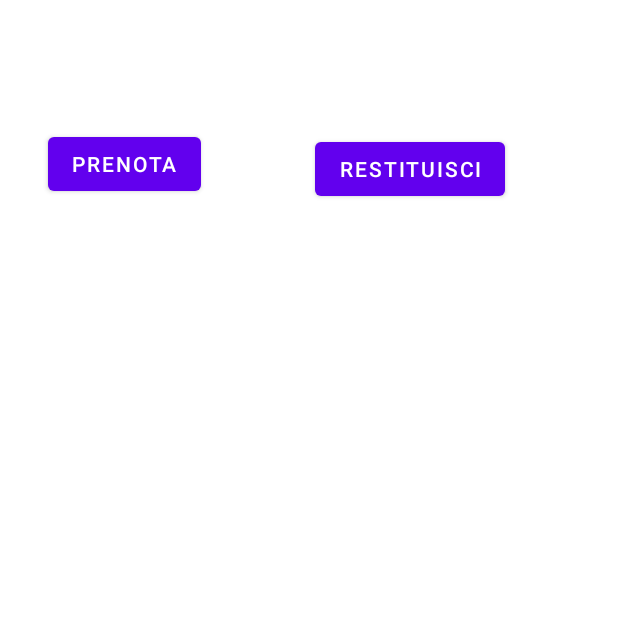
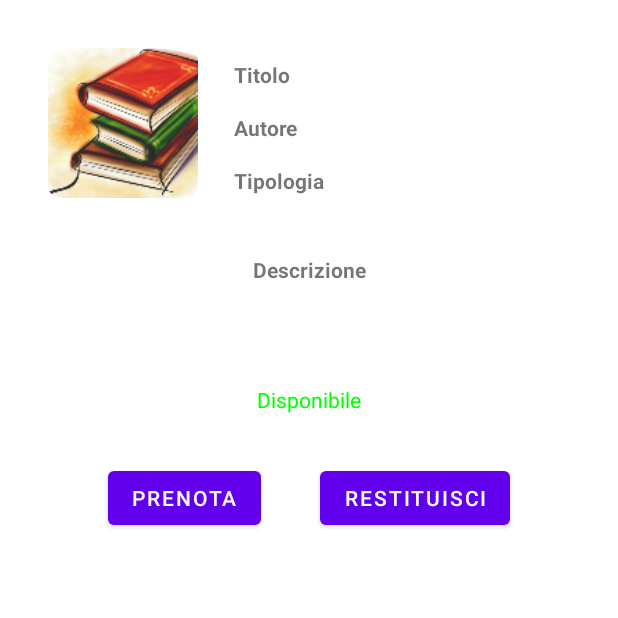
Before and after one commit to asarzisartori/Fabulous-Library, an Android app: the ProductWindowLoggedActivity screen opened directly, with no data from a screen before it, on a phone screen of 412 x 824 dp, the top half of it. Run offline under Robolectric (Android 15) with nearby library versions, the phone set to English and light mode, and no system bars; our stand-ins replace Firebase (no records; nobody signed in at launch, a user with empty details on screens opened directly); 2 statements that could not run were skipped.

Commit message:
Versione 1.0.19 (Aggiunto spinner, grafica e prenotazioni)

```diff
--- a/app/src/main/java/com/example/librapp/Item.kt
+++ b/app/src/main/java/com/example/librapp/Item.kt
@@ -7,5 +7,4 @@ data class Item(val titolo: String, val autore: String, val genere: String, val
         return "Item(titolo='$titolo', autore='$autore', genere='$genere', tipologia='$tipologia', descrizione='$descrizione', prenotato='$prenotato', user='$user')"
     }
 
-
 }
--- a/app/src/main/java/com/example/librapp/ProductWindowLoggedActivity.kt
+++ b/app/src/main/java/com/example/librapp/ProductWindowLoggedActivity.kt
@@ -1,5 +1,6 @@
 package com.example.librapp
 
+import android.graphics.Color
 import androidx.appcompat.app.AppCompatActivity
 import android.os.Bundle
 import android.widget.Button
@@ -19,15 +20,29 @@ class ProductWindowLoggedActivity : AppCompatActivity() {
         val dataTitolo = intent.getStringExtra("Titolo").toString()
         val uid = FirebaseAuth.getInstance().currentUser?.uid.toString()
         val dataTipologia = intent.getStringExtra("Tipologia").toString()
-        FirebaseDatabase.getInstance().getReference("Item").child(dataTipologia).child(dataTitolo).addValueEventListener(object :
-            ValueEventListener {
+        FirebaseDatabase.getInstance().getReference("Item").child(dataTipologia).child(dataTitolo).addValueEventListener(object : ValueEventListener {
             override fun onDataChange(snapshot: DataSnapshot) {
                 val i = snapshot.getValue(Item::class.java)
                 val titolo = i?.titolo
                 val autore = i?.autore
                 val tipologia = i?.tipologia
                 val descrizione = i?.descrizione
-                val prenotato = i?.prenotato
+                var prenotato_state = ""
+
+                if ((i?.prenotato).equals("True")) {
+                    prenotato_state = "Non disponibile"
+                }  else {
+                    prenotato_state = "Disponibile"
+                }
+
+                val check = findViewById<TextView>(R.id.textView_State)
+                check.text = prenotato_state
+                if (prenotato_state.equals("Non disponibile")) {
+                    check.setTextColor(Color.RED)
+                } else {
+                    check.setTextColor(Color.GREEN)
+                }
+
                 findViewById<TextView>(R.id.TV_Titolo).text = titolo
                 findViewById<TextView>(R.id.TV_Autore).text = autore
                 findViewById<TextView>(R.id.TV_Tipologia).text = tipologia
@@ -37,8 +52,9 @@ class ProductWindowLoggedActivity : AppCompatActivity() {
             override fun onCancelled(error: DatabaseError) { }
 
         })
+
         findViewById<Button>(R.id.button_Prenota).setOnClickListener {
-            FirebaseDatabase.getInstance().getReference("Item").child(dataTipologia).child(dataTitolo).addListenerForSingleValueEvent(object: ValueEventListener{
+            FirebaseDatabase.getInstance().getReference("Item").child(dataTipologia).child(dataTitolo).addListenerForSingleValueEvent(object: ValueEventListener {
                 override fun onDataChange(snapshot: DataSnapshot) {
                     val itemprenotato = snapshot.getValue(Item::class.java)
                     val prenotato = itemprenotato?.prenotato.toString()
@@ -50,7 +66,6 @@ class ProductWindowLoggedActivity : AppCompatActivity() {
                         Toast.makeText(applicationContext, "Prenotazione effettuata", Toast.LENGTH_SHORT).show()
 
                     } else {
-
                         Toast.makeText(applicationContext, "Item non disponibile", Toast.LENGTH_SHORT).show()
                     }
                 }
@@ -72,7 +87,6 @@ class ProductWindowLoggedActivity : AppCompatActivity() {
                         Toast.makeText(applicationContext, "Restituzione effettuata", Toast.LENGTH_SHORT).show()
 
                     } else {
-
                         Toast.makeText(applicationContext, "Item non in possesso", Toast.LENGTH_SHORT).show()
                     }
                 }
@@ -84,6 +98,5 @@ class ProductWindowLoggedActivity : AppCompatActivity() {
             })
         }
 
-
     }
 }
--- a/app/src/main/res/layout/activity_product_window_logged.xml
+++ b/app/src/main/res/layout/activity_product_window_logged.xml
@@ -4,68 +4,123 @@
     xmlns:tools="http://schemas.android.com/tools"
     android:layout_width="match_parent"
     android:layout_height="match_parent"
+    android:padding="32dp"
     tools:context=".ProductWindowLoggedActivity">
 
     <TextView
         android:id="@+id/TV_Titolo"
         android:layout_width="wrap_content"
         android:layout_height="wrap_content"
-        android:text="TextView"
-        app:layout_constraintEnd_toEndOf="parent"
-        app:layout_constraintStart_toStartOf="parent"
-        app:layout_constraintTop_toTopOf="parent" />
+        android:layout_marginEnd="16dp"
+        app:layout_constraintBaseline_toBaselineOf="@+id/textView7"
+        app:layout_constraintEnd_toEndOf="parent" />
 
     <TextView
         android:id="@+id/TV_Autore"
         android:layout_width="wrap_content"
         android:layout_height="wrap_content"
-        android:text="TextView"
-        app:layout_constraintEnd_toEndOf="parent"
-        app:layout_constraintHorizontal_bias="0.575"
-        app:layout_constraintStart_toStartOf="parent"
-        app:layout_constraintTop_toBottomOf="@+id/TV_Titolo" />
+        android:layout_marginEnd="16dp"
+        app:layout_constraintBaseline_toBaselineOf="@+id/textView8"
+        app:layout_constraintEnd_toEndOf="parent" />
 
     <TextView
         android:id="@+id/TV_Tipologia"
         android:layout_width="wrap_content"
         android:layout_height="wrap_content"
-        android:text="TextView"
-        app:layout_constraintEnd_toEndOf="parent"
-        app:layout_constraintHorizontal_bias="0.575"
-        app:layout_constraintStart_toStartOf="parent"
-        app:layout_constraintTop_toBottomOf="@+id/TV_Autore" />
+        android:layout_marginEnd="16dp"
+        app:layout_constraintBaseline_toBaselineOf="@+id/textView9"
+        app:layout_constraintEnd_toEndOf="parent" />
 
     <TextView
         android:id="@+id/TV_Descrizione"
+        android:layout_width="0dp"
+        android:layout_height="wrap_content"
+        android:layout_marginTop="16dp"
+        android:textAlignment="center"
+        app:layout_constraintEnd_toEndOf="parent"
+        app:layout_constraintStart_toStartOf="parent"
+        app:layout_constraintTop_toBottomOf="@+id/textView10" />
+
+    <Button
+        android:id="@+id/button_Restituisci"
         android:layout_width="wrap_content"
         android:layout_height="wrap_content"
-        android:text="TextView"
-        android:textAlignment="center"
+        android:layout_marginTop="32dp"
+        android:text="Restituisci"
         app:layout_constraintEnd_toEndOf="parent"
-        app:layout_constraintHorizontal_bias="0.535"
-        app:layout_constraintStart_toStartOf="parent"
-        app:layout_constraintTop_toBottomOf="@+id/TV_Tipologia" />
+        app:layout_constraintHorizontal_bias="0.5"
+        app:layout_constraintStart_toEndOf="@+id/button_Prenota"
+        app:layout_constraintTop_toBottomOf="@+id/textView_State" />
 
     <Button
         android:id="@+id/button_Prenota"
         android:layout_width="wrap_content"
         android:layout_height="wrap_content"
+        android:text="Prenota"
+        app:layout_constraintBaseline_toBaselineOf="@+id/button_Restituisci"
+        app:layout_constraintEnd_toStartOf="@+id/button_Restituisci"
+        app:layout_constraintHorizontal_bias="0.5"
+        app:layout_constraintStart_toStartOf="parent" />
+
+    <ImageView
+        android:id="@+id/imageView2"
+        android:layout_width="100dp"
+        android:layout_height="100dp"
+        app:layout_constraintStart_toStartOf="parent"
+        app:layout_constraintTop_toTopOf="parent"
+        app:srcCompat="@mipmap/logo_app_round" />
+
+    <TextView
+        android:id="@+id/textView7"
+        android:layout_width="wrap_content"
+        android:layout_height="wrap_content"
+        android:layout_marginStart="24dp"
         android:layout_marginTop="8dp"
-        android:text="Prenota"
+        android:text="Titolo"
+        android:textStyle="bold"
+        app:layout_constraintStart_toEndOf="@+id/imageView2"
+        app:layout_constraintTop_toTopOf="parent" />
+
+    <TextView
+        android:id="@+id/textView8"
+        android:layout_width="wrap_content"
+        android:layout_height="wrap_content"
+        android:layout_marginStart="24dp"
+        android:layout_marginTop="16dp"
+        android:text="Autore"
+        android:textStyle="bold"
+        app:layout_constraintStart_toEndOf="@+id/imageView2"
+        app:layout_constraintTop_toBottomOf="@+id/textView7" />
+
+    <TextView
+        android:id="@+id/textView9"
+        android:layout_width="wrap_content"
+        android:layout_height="wrap_content"
+        android:layout_marginStart="24dp"
+        android:layout_marginTop="16dp"
+        android:text="Tipologia"
+        android:textStyle="bold"
+        app:layout_constraintStart_toEndOf="@+id/imageView2"
+        app:layout_constraintTop_toBottomOf="@+id/textView8" />
+
+    <TextView
+        android:id="@+id/textView10"
+        android:layout_width="wrap_content"
+        android:layout_height="wrap_content"
+        android:layout_marginTop="40dp"
+        android:text="Descrizione"
+        android:textStyle="bold"
         app:layout_constraintEnd_toEndOf="parent"
-        app:layout_constraintHorizontal_bias="0.103"
+        app:layout_constraintStart_toStartOf="parent"
+        app:layout_constraintTop_toBottomOf="@+id/textView9" />
+
+    <TextView
+        android:id="@+id/textView_State"
+        android:layout_width="wrap_content"
+        android:layout_height="wrap_content"
+        android:layout_marginTop="32dp"
+        app:layout_constraintEnd_toEndOf="parent"
         app:layout_constraintStart_toStartOf="parent"
         app:layout_constraintTop_toBottomOf="@+id/TV_Descrizione" />
 
-    <Button
-        android:id="@+id/button_Restituisci"
-        android:layout_width="wrap_content"
-        android:layout_height="wrap_content"
-        android:layout_marginTop="11dp"
-        android:text="RESTITUISCI"
-        app:layout_constraintBottom_toBottomOf="parent"
-        app:layout_constraintEnd_toEndOf="parent"
-        app:layout_constraintStart_toEndOf="@+id/button_Prenota"
-        app:layout_constraintTop_toBottomOf="@+id/TV_Descrizione"
-        app:layout_constraintVertical_bias="0.0" />
 </androidx.constraintlayout.widget.ConstraintLayout>
```
